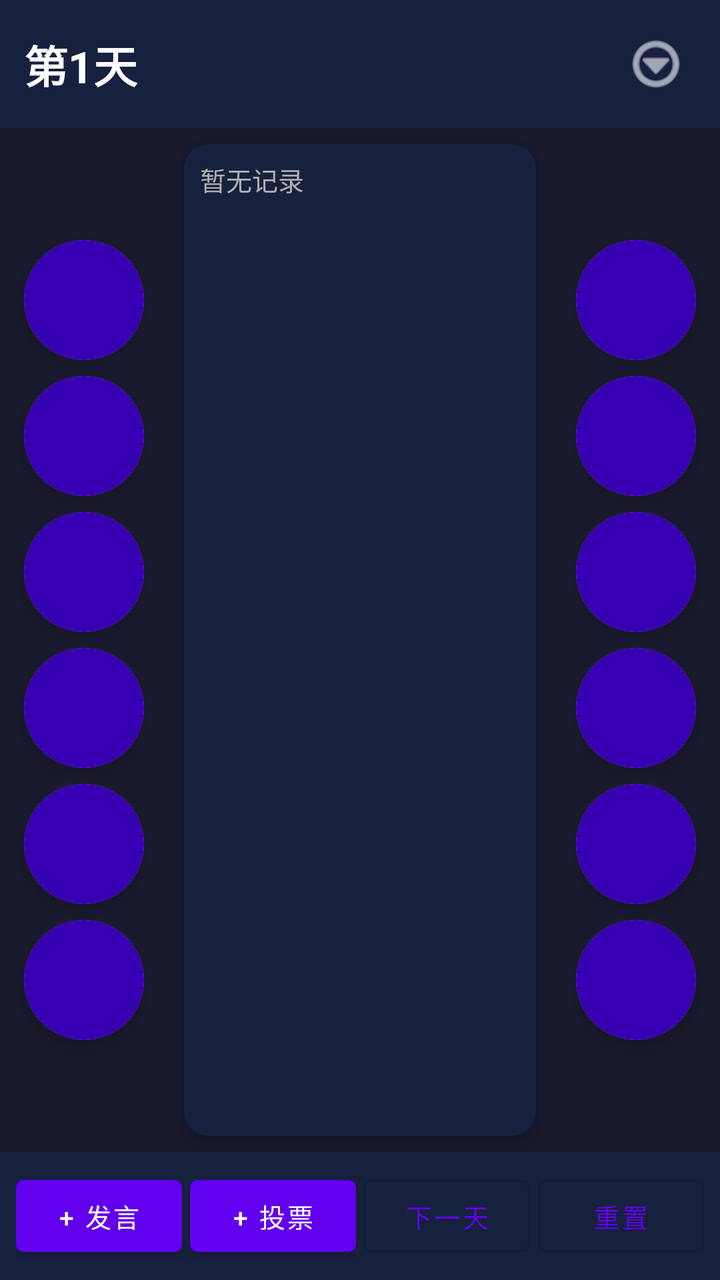
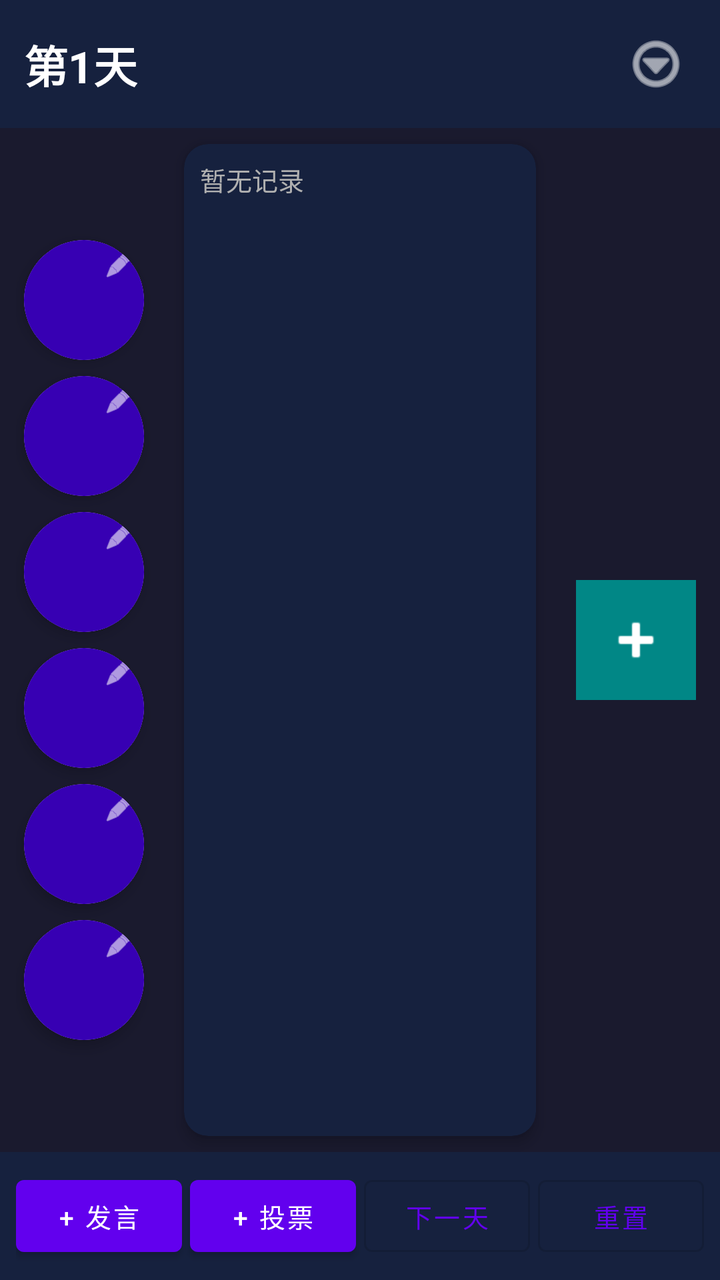

The first picture is an Android layout as it rendered before a commit; the second is the same layout after the commit. The layout source and the unified diff follow.
<!-- AndroidManifest.xml: application theme Theme.VoiceWolf -->
<!-- res/layout/activity_main.xml -->
<?xml version="1.0" encoding="utf-8"?>
<androidx.constraintlayout.widget.ConstraintLayout xmlns:android="http://schemas.android.com/apk/res/android"
    xmlns:app="http://schemas.android.com/apk/res-auto"
    xmlns:tools="http://schemas.android.com/tools"
    android:layout_width="match_parent"
    android:layout_height="match_parent"
    android:background="@color/background_dark"
    tools:context=".MainActivity">

    
    <androidx.constraintlayout.widget.ConstraintLayout
        android:id="@+id/topBar"
        android:layout_width="0dp"
        android:layout_height="wrap_content"
        android:background="@color/info_panel"
        android:padding="12dp"
        app:layout_constraintEnd_toEndOf="parent"
        app:layout_constraintStart_toStartOf="parent"
        app:layout_constraintTop_toTopOf="parent">

        <TextView
            android:id="@+id/dayText"
            android:layout_width="wrap_content"
            android:layout_height="wrap_content"
            android:text="第1天"
            android:textColor="@color/white"
            android:textSize="22sp"
            android:textStyle="bold"
            app:layout_constraintBottom_toBottomOf="parent"
            app:layout_constraintStart_toStartOf="parent"
            app:layout_constraintTop_toTopOf="parent" />

        <ImageButton
            android:id="@+id/btnMenu"
            android:layout_width="40dp"
            android:layout_height="40dp"
            android:background="?attr/selectableItemBackgroundBorderless"
            android:contentDescription="菜单"
            android:src="@android:drawable/ic_menu_more"
            app:layout_constraintBottom_toBottomOf="parent"
            app:layout_constraintEnd_toEndOf="parent"
            app:layout_constraintTop_toTopOf="parent"
            app:tint="@color/white" />
    </androidx.constraintlayout.widget.ConstraintLayout>

    
    <androidx.constraintlayout.widget.ConstraintLayout
        android:id="@+id/mainContent"
        android:layout_width="0dp"
        android:layout_height="0dp"
        app:layout_constraintBottom_toTopOf="@id/bottomControl"
        app:layout_constraintEnd_toEndOf="parent"
        app:layout_constraintStart_toStartOf="parent"
        app:layout_constraintTop_toBottomOf="@id/topBar">

        
        <LinearLayout
            android:id="@+id/leftColumn"
            android:layout_width="wrap_content"
            android:layout_height="0dp"
            android:gravity="center_vertical"
            android:orientation="vertical"
            android:padding="8dp"
            app:layout_constraintBottom_toBottomOf="parent"
            app:layout_constraintStart_toStartOf="parent"
            app:layout_constraintTop_toTopOf="parent">

            <include
                android:id="@+id/player1"
                layout="@layout/item_player"
                android:layout_width="60dp"
                android:layout_height="60dp"
                android:layout_margin="4dp" />

            <include
                android:id="@+id/player2"
                layout="@layout/item_player"
                android:layout_width="60dp"
                android:layout_height="60dp"
                android:layout_margin="4dp" />

            <include
                android:id="@+id/player3"
                layout="@layout/item_player"
                android:layout_width="60dp"
                android:layout_height="60dp"
                android:layout_margin="4dp" />

            <include
                android:id="@+id/player4"
                layout="@layout/item_player"
                android:layout_width="60dp"
                android:layout_height="60dp"
                android:layout_margin="4dp" />

            <include
                android:id="@+id/player5"
                layout="@layout/item_player"
                android:layout_width="60dp"
                android:layout_height="60dp"
                android:layout_margin="4dp" />

            <include
                android:id="@+id/player6"
                layout="@layout/item_player"
                android:layout_width="60dp"
                android:layout_height="60dp"
                android:layout_margin="4dp" />
        </LinearLayout>

        
        <LinearLayout
            android:id="@+id/rightColumn"
            android:layout_width="wrap_content"
            android:layout_height="0dp"
            android:gravity="center_vertical"
            android:orientation="vertical"
            android:padding="8dp"
            app:layout_constraintBottom_toBottomOf="parent"
            app:layout_constraintEnd_toEndOf="parent"
            app:layout_constraintTop_toTopOf="parent">

            <include
                android:id="@+id/player7"
                layout="@layout/item_player"
                android:layout_width="60dp"
                android:layout_height="60dp"
                android:layout_margin="4dp" />

            <include
                android:id="@+id/player8"
                layout="@layout/item_player"
                android:layout_width="60dp"
                android:layout_height="60dp"
                android:layout_margin="4dp" />

            <include
                android:id="@+id/player9"
                layout="@layout/item_player"
                android:layout_width="60dp"
                android:layout_height="60dp"
                android:layout_margin="4dp" />

            <include
                android:id="@+id/player10"
                layout="@layout/item_player"
                android:layout_width="60dp"
                android:layout_height="60dp"
                android:layout_margin="4dp" />

            <include
                android:id="@+id/player11"
                layout="@layout/item_player"
                android:layout_width="60dp"
                android:layout_height="60dp"
                android:layout_margin="4dp" />

            <include
                android:id="@+id/player12"
                layout="@layout/item_player"
                android:layout_width="60dp"
                android:layout_height="60dp"
                android:layout_margin="4dp" />
        </LinearLayout>

        
        <androidx.cardview.widget.CardView
            android:id="@+id/centerPanel"
            android:layout_width="0dp"
            android:layout_height="0dp"
            android:layout_margin="8dp"
            app:cardBackgroundColor="@color/info_panel"
            app:cardCornerRadius="12dp"
            app:cardElevation="4dp"
            app:layout_constraintBottom_toBottomOf="parent"
            app:layout_constraintEnd_toStartOf="@id/rightColumn"
            app:layout_constraintStart_toEndOf="@id/leftColumn"
            app:layout_constraintTop_toTopOf="parent">

            <ScrollView
                android:layout_width="match_parent"
                android:layout_height="match_parent"
                android:padding="8dp">

                <TextView
                    android:id="@+id/allRecordsText"
                    android:layout_width="match_parent"
                    android:layout_height="wrap_content"
                    android:text="暂无记录"
                    android:textColor="@color/gray_light"
                    android:textSize="13sp" />
            </ScrollView>
        </androidx.cardview.widget.CardView>
    </androidx.constraintlayout.widget.ConstraintLayout>

    
    <LinearLayout
        android:id="@+id/bottomControl"
        android:layout_width="0dp"
        android:layout_height="wrap_content"
        android:background="@color/info_panel"
        android:gravity="center"
        android:orientation="horizontal"
        android:padding="8dp"
        app:layout_constraintBottom_toBottomOf="parent"
        app:layout_constraintEnd_toEndOf="parent"
        app:layout_constraintStart_toStartOf="parent">

        <com.google.android.material.button.MaterialButton
            android:id="@+id/btnAddSpeech"
            android:layout_width="0dp"
            android:layout_height="wrap_content"
            android:layout_marginEnd="4dp"
            android:layout_weight="1"
            android:text="+ 发言"
            android:textSize="13sp" />

        <com.google.android.material.button.MaterialButton
            android:id="@+id/btnAddVote"
            android:layout_width="0dp"
            android:layout_height="wrap_content"
            android:layout_marginEnd="4dp"
            android:layout_weight="1"
            android:text="+ 投票"
            android:textSize="13sp" />

        <com.google.android.material.button.MaterialButton
            android:id="@+id/btnNextDay"
            style="@style/Widget.MaterialComponents.Button.OutlinedButton"
            android:layout_width="0dp"
            android:layout_height="wrap_content"
            android:layout_marginEnd="4dp"
            android:layout_weight="1"
            android:text="下一天"
            android:textSize="13sp" />

        <com.google.android.material.button.MaterialButton
            android:id="@+id/btnReset"
            style="@style/Widget.MaterialComponents.Button.OutlinedButton"
            android:layout_width="0dp"
            android:layout_height="wrap_content"
            android:layout_weight="1"
            android:text="重置"
            android:textSize="13sp" />
    </LinearLayout>

</androidx.constraintlayout.widget.ConstraintLayout>
<!-- res/layout/item_player.xml (included above) -->
<?xml version="1.0" encoding="utf-8"?>
<androidx.cardview.widget.CardView xmlns:android="http://schemas.android.com/apk/res/android"
    xmlns:app="http://schemas.android.com/apk/res-auto"
    android:layout_width="wrap_content"
    android:layout_height="wrap_content"
    app:cardCornerRadius="30dp"
    app:cardElevation="4dp">

    <FrameLayout
        android:layout_width="60dp"
        android:layout_height="60dp">

        
        <ImageView
            android:id="@+id/playerAvatar"
            android:layout_width="match_parent"
            android:layout_height="match_parent"
            android:scaleType="centerCrop"
            android:src="@drawable/player_avatar" />

        
        <TextView
            android:id="@+id/playerNumber"
            android:layout_width="match_parent"
            android:layout_height="match_parent"
            android:background="@drawable/player_background"
            android:gravity="center"
            android:textColor="@color/white"
            android:textSize="20sp"
            android:textStyle="bold" />

        
        <TextView
            android:id="@+id/roleText"
            android:layout_width="match_parent"
            android:layout_height="wrap_content"
            android:layout_gravity="bottom"
            android:background="#80000000"
            android:gravity="center"
            android:textColor="@color/white"
            android:textSize="9sp"
            android:textStyle="bold"
            android:visibility="gone" />
    </FrameLayout>
</androidx.cardview.widget.CardView>
<!-- resources referenced by this layout -->
<resources>
  <color name="background_dark">#FF1A1A2E</color>
  <color name="gray_light">#FFB0B0B0</color>
  <color name="info_panel">#FF16213E</color>
  <color name="white">#FFFFFFFF</color>
  <!-- drawable player_avatar (drawable) -->
  <?xml version="1.0" encoding="utf-8"?>
  <shape xmlns:android="http://schemas.android.com/apk/res/android"
      android:shape="oval">
      <solid android:color="@color/purple_500" />
      <size
          android:width="60dp"
          android:height="60dp" />
  </shape>
  <!-- drawable player_background (drawable) -->
  <?xml version="1.0" encoding="utf-8"?>
  <shape xmlns:android="http://schemas.android.com/apk/res/android"
      android:shape="oval">
      <solid android:color="@color/purple_700" />
      <size
          android:width="60dp"
          android:height="60dp" />
  </shape>
  <style name="Theme.VoiceWolf" parent="Theme.MaterialComponents.DayNight.NoActionBar">
          
          <item name="colorPrimary">@color/purple_500</item>
          <item name="colorPrimaryVariant">@color/purple_700</item>
          <item name="colorOnPrimary">@color/white</item>
          
          <item name="colorSecondary">@color/teal_200</item>
          <item name="colorSecondaryVariant">@color/teal_700</item>
          <item name="colorOnSecondary">@color/black</item>
          
          <item name="android:statusBarColor">?attr/colorPrimaryVariant</item>
      </style>
  <color name="purple_500">#FF6200EE</color>
  <color name="purple_700">#FF3700B3</color>
  <color name="teal_200">#FF03DAC5</color>
  <color name="teal_700">#FF018786</color>
  <color name="black">#FF000000</color>
</resources>

<!-- the commit's change to res/layout/activity_main.xml (unified diff, before → after) -->
@@ -110,7 +110,7 @@
 
         
         <LinearLayout
-            android:id="@+id/rightColumn"
+            android:id="@+id/rightColumnContainer"
             android:layout_width="wrap_content"
             android:layout_height="0dp"
             android:gravity="center_vertical"
@@ -120,47 +120,19 @@
             app:layout_constraintEnd_toEndOf="parent"
             app:layout_constraintTop_toTopOf="parent">
 
-            <include
-                android:id="@+id/player7"
-                layout="@layout/item_player"
-                android:layout_width="60dp"
-                android:layout_height="60dp"
-                android:layout_margin="4dp" />
-
-            <include
-                android:id="@+id/player8"
-                layout="@layout/item_player"
-                android:layout_width="60dp"
-                android:layout_height="60dp"
-                android:layout_margin="4dp" />
-
-            <include
-                android:id="@+id/player9"
-                layout="@layout/item_player"
-                android:layout_width="60dp"
-                android:layout_height="60dp"
-                android:layout_margin="4dp" />
-
-            <include
-                android:id="@+id/player10"
-                layout="@layout/item_player"
-                android:layout_width="60dp"
-                android:layout_height="60dp"
-                android:layout_margin="4dp" />
-
-            <include
-                android:id="@+id/player11"
-                layout="@layout/item_player"
-                android:layout_width="60dp"
-                android:layout_height="60dp"
-                android:layout_margin="4dp" />
-
-            <include
-                android:id="@+id/player12"
-                layout="@layout/item_player"
-                android:layout_width="60dp"
-                android:layout_height="60dp"
-                android:layout_margin="4dp" />
+            
+
+            
+            <ImageButton
+                android:id="@+id/btnAddPlayer"
+                android:layout_width="60dp"
+                android:layout_height="60dp"
+                android:layout_margin="4dp"
+                android:background="@color/teal_700"
+                android:contentDescription="添加玩家"
+                android:src="@android:drawable/ic_input_add"
+                android:tint="@color/white"
+                android:visibility="visible" />
         </LinearLayout>
 
         
@@ -173,7 +145,7 @@
             app:cardCornerRadius="12dp"
             app:cardElevation="4dp"
             app:layout_constraintBottom_toBottomOf="parent"
-            app:layout_constraintEnd_toStartOf="@id/rightColumn"
+            app:layout_constraintEnd_toStartOf="@id/rightColumnContainer"
             app:layout_constraintStart_toEndOf="@id/leftColumn"
             app:layout_constraintTop_toTopOf="parent">
 
@@ -249,10 +221,14 @@
 <?xml version="1.0" encoding="utf-8"?>
 <androidx.cardview.widget.CardView xmlns:android="http://schemas.android.com/apk/res/android"
     xmlns:app="http://schemas.android.com/apk/res-auto"
+    android:id="@+id/playerCard"
     android:layout_width="wrap_content"
     android:layout_height="wrap_content"
     app:cardCornerRadius="30dp"
-    app:cardElevation="4dp">
+    app:cardElevation="4dp"
+    app:cardBackgroundColor="@color/white"
+    app:strokeWidth="2dp"
+    app:strokeColor="@color/border_default">
 
     <FrameLayout
         android:layout_width="60dp"
@@ -278,6 +254,55 @@
             android:textStyle="bold" />
 
         
+        <FrameLayout
+            android:id="@+id/deadOverlay"
+            android:layout_width="match_parent"
+            android:layout_height="match_parent"
+            android:background="@color/dead_overlay"
+            android:visibility="gone">
+
+            
+            <TextView
+                android:layout_width="match_parent"
+                android:layout_height="match_parent"
+                android:gravity="center"
+                android:text="X"
+                android:textColor="@color/white"
+                android:textSize="24sp"
+                android:textStyle="bold" />
+        </FrameLayout>
+
+        
+        <ImageButton
+            android:id="@+id/btnMarkRole"
+            android:layout_width="20dp"
+            android:layout_height="20dp"
+            android:layout_gravity="top|end"
+            android:layout_margin="2dp"
+            android:background="?attr/selectableItemBackgroundBorderless"
+            android:contentDescription="标记身份"
+            android:padding="2dp"
+            android:scaleType="fitCenter"
+            android:src="@android:drawable/ic_menu_edit"
+            android:tint="@color/white"
+            android:visibility="visible" />
+
+        
+        <ImageButton
+            android:id="@+id/btnRemove"
+            android:layout_width="20dp"
+            android:layout_height="20dp"
+            android:layout_gravity="bottom|end"
+            android:layout_margin="2dp"
+            android:background="@color/wolf_red"
+            android:contentDescription="移除玩家"
+            android:padding="2dp"
+            android:scaleType="fitCenter"
+            android:src="@android:drawable/ic_menu_delete"
+            android:tint="@color/white"
+            android:visibility="gone" />
+
+        
         <TextView
             android:id="@+id/roleText"
             android:layout_width="match_parent"
<!-- resource entries referenced after the edit -->
@@ -1,9 +1,12 @@
 <!-- resources referenced by this layout -->
 <resources>
   <color name="background_dark">#FF1A1A2E</color>
+  <color name="border_default">#FF424242</color>
+  <color name="dead_overlay">#80000000</color>
   <color name="gray_light">#FFB0B0B0</color>
   <color name="info_panel">#FF16213E</color>
   <color name="white">#FFFFFFFF</color>
+  <color name="wolf_red">#FFE53935</color>
   <!-- drawable player_avatar (drawable) -->
   <?xml version="1.0" encoding="utf-8"?>
   <shape xmlns:android="http://schemas.android.com/apk/res/android"
